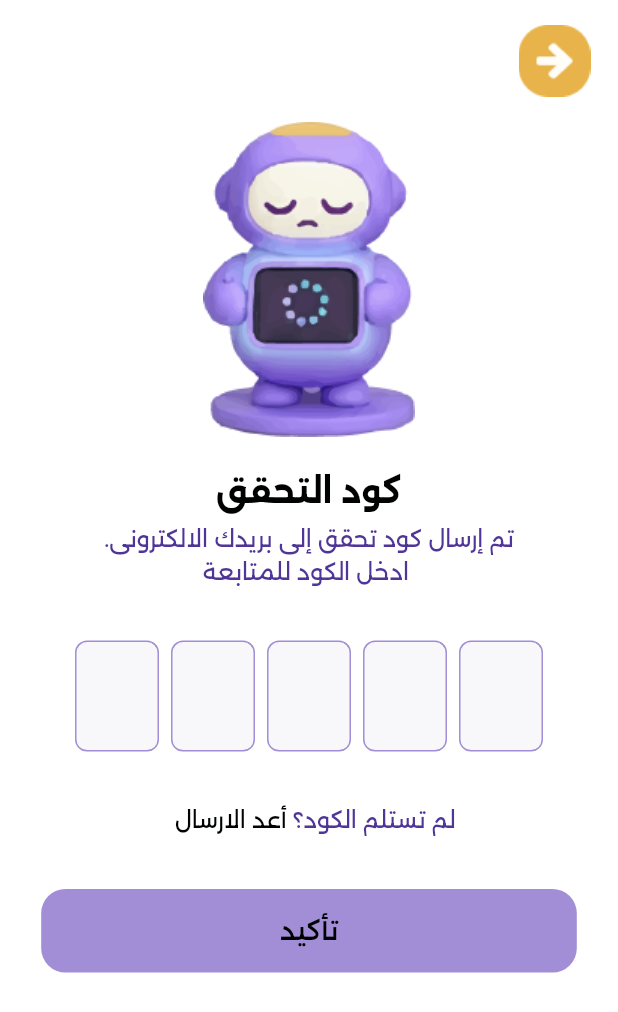
After one commit to Nara-Assit/nara-app, a Flutter app: the SmsCodeScreen screen opened directly, on a phone screen of 412 x 824 dp. The commit adds this screen. Shown: the top 1012 px of the screen. Run offline on Flutter 3.47's test engine with Material 3 defaults, Android fonts, the phone set to English and light mode, and no system bars; drawn by our look-alikes of pinput; our stand-ins replace dartz, dio, flutter_bloc, flutter_screenutil, flutter_secure_storage, google_fonts and 2 more; accounts and stored records are empty; statements that could not run were skipped.

Commit message:
feat(complete-registration): implement complete registration screens and navigation flow feat(verify): add verification screens for email and phone number feat(sms-code): create SMS code input screen and widget feat(theme): integrate ThemeManager for consistent theming

```diff
--- /dev/null
+++ b/lib/features/sms_code/sms_code_screen.dart
@@ -0,0 +1,80 @@
+import 'package:flutter/material.dart';
+import 'package:flutter_screenutil/flutter_screenutil.dart';
+import 'package:nara/core/navigation/navigator.dart';
+import 'package:nara/features/sms_code/widgets/enter_otp_widget.dart';
+import '../../core/helpers/app_assets.dart';
+import '../../core/theming/color_manager.dart';
+import '../../core/theming/text_style_manager.dart';
+import '../../core/widgets/custom_button.dart';
+
+class SmsCodeScreen extends StatefulWidget {
+  const SmsCodeScreen({super.key});
+
+  @override
+  State<SmsCodeScreen> createState() => _SmsCodeScreenState();
+}
+
+class _SmsCodeScreenState extends State<SmsCodeScreen> {
+  final GlobalKey<FormState> _formKey = GlobalKey<FormState>();
+  @override
+  Widget build(BuildContext context) {
+    return Scaffold(
+      appBar: AppBar(),
+      body: SizedBox(
+        width: .infinity,
+        child: Padding(
+          padding: EdgeInsets.symmetric(horizontal: 25.w),
+          child: SingleChildScrollView(
+            physics: const BouncingScrollPhysics(),
+            child: Column(
+              children: [
+                Image.asset(AppAssets.imagesSmsCodeAvatar),
+                SizedBox(height: 20.h),
+                Text(
+                  "كود التحقق",
+                  style: TextStyleManager.font20BoldBlack,
+                ),
+                SizedBox(height: 5.h),
+                Text(
+                  textAlign: .center,
+                  "تم إرسال كود تحقق إلى بريدك الالكترونى.\n ادخل الكود للمتابعة",
+                  style: TextStyleManager.font14RegularPrimaryColor,
+                ),
+                SizedBox(height: 35.h),
+                EnterOtpWidget(
+                  formKey: _formKey,
+                ),
+                const SizedBox(height: 34),
+                Row(
+                  mainAxisAlignment: .center,
+                  children: [
+                    Text(
+                      "لم تستلم الكود؟",
+                      style: TextStyleManager.font14RegularPrimaryColor,
+                    ),
+                    SizedBox(width: 4.w),
+                    Text(
+                      "أعد الارسال  ",
+                      style: TextStyleManager.font14RegularBlack,
+                    ),
+                  ],
+                ),
+                SizedBox(height: 35.h),
+                Center(
+                  child: CustomButton(
+                    title: "تأكيد",
+                    onTap: () {
+                      if (_formKey.currentState!.validate()) {
+                        //  Go.to(page)
+                      }
+                    },
+                  ),
+                ),
+              ],
+            ),
+          ),
+        ),
+      ),
+    );
+  }
+}
--- /dev/null
+++ b/lib/features/sms_code/widgets/enter_otp_widget.dart
@@ -0,0 +1,59 @@
+import 'package:flutter/material.dart';
+import 'package:nara/core/theming/color_manager.dart';
+import 'package:pinput/pinput.dart';
+
+class EnterOtpWidget extends StatelessWidget {
+  final GlobalKey<FormState> formKey;
+  const EnterOtpWidget({
+    super.key,
+    required this.formKey,
+  });
+  @override
+  Widget build(BuildContext context) {
+    return Center(
+      child: Form(
+        key: formKey,
+        child: Directionality(
+          textDirection: TextDirection.ltr,
+          child: Pinput(
+            length: 5,
+            disabledPinTheme: const PinTheme(
+              constraints: BoxConstraints(minWidth: 50),
+            ),
+            onTapOutside: (event) {
+              FocusScope.of(context).unfocus();
+            },
+            cursor: Column(
+              mainAxisAlignment: MainAxisAlignment.end,
+              children: [
+                Container(
+                  margin: const EdgeInsets.only(bottom: 9),
+                  width: 22,
+                  height: 1,
+                  color: ColorManager.secondColor,
+                ),
+              ],
+            ),
+            onChanged: (value) {},
+            validator: (value) {
+              if (value == null || value.isEmpty || value.length < 5) {
+                return 'الرجاء إدخال كود التحقق الصحيح';
+              }
+              return null;
+            },
+            defaultPinTheme: PinTheme(
+              textStyle: const TextStyle(fontSize: 16),
+              width: 56,
+              height: 74,
+              decoration: BoxDecoration(
+                color: const Color(0xffF8F8FA),
+                border: Border.all(color: ColorManager.primaryColor1),
+                borderRadius: BorderRadius.circular(8),
+              ),
+            ),
+          ),
+        ),
+      ),
+    );
+  }
+}
--- a/pubspec.yaml
+++ b/pubspec.yaml
@@ -46,6 +46,8 @@ dependencies:
   flutter_bloc: ^9.1.1
   flutter_native_splash: ^2.4.7
   smooth_page_indicator: ^1.2.1
+  pinput: ^6.0.1
+  google_fonts: ^6.3.3
 
 dev_dependencies:
   flutter_test:
```
Also changed, not shown: lib/features/compelete_registration/compelete_registration1_screen.dart (added, +52 -0 lines), lib/features/compelete_registration/compelete_registration_screen.dart (added, +73 -0 lines), lib/features/compelete_registration/widgets/complete_registration1_app_bar.dart (added, +44 -0 lines), lib/features/verify/verify_screen.dart (added, +57 -0 lines), lib/features/verify/verify_via_email_screen.dart (added, +51 -0 lines), lib/features/verify/verify_via_number_screen.dart (added, +50 -0 lines), lib/main.dart (+2 -6 lines), pubspec.lock.
